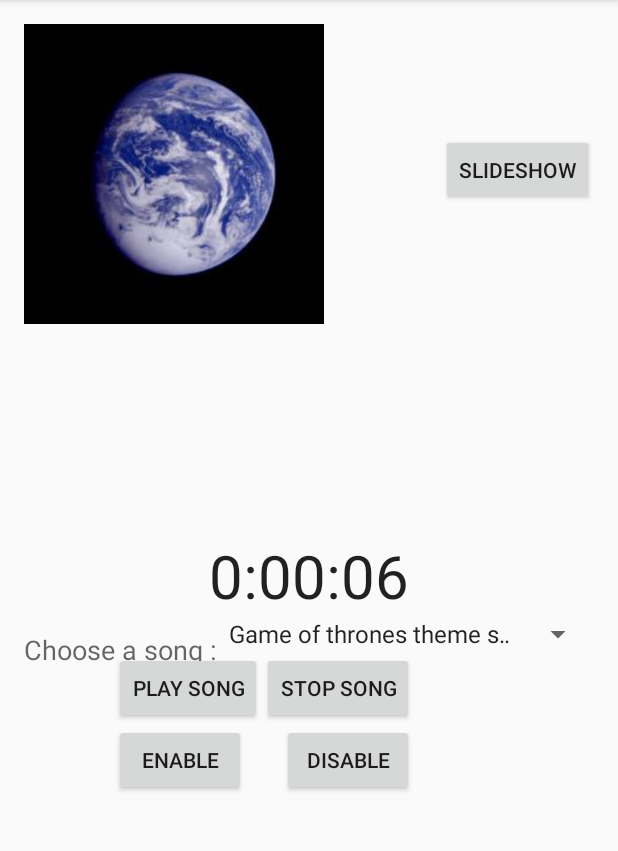
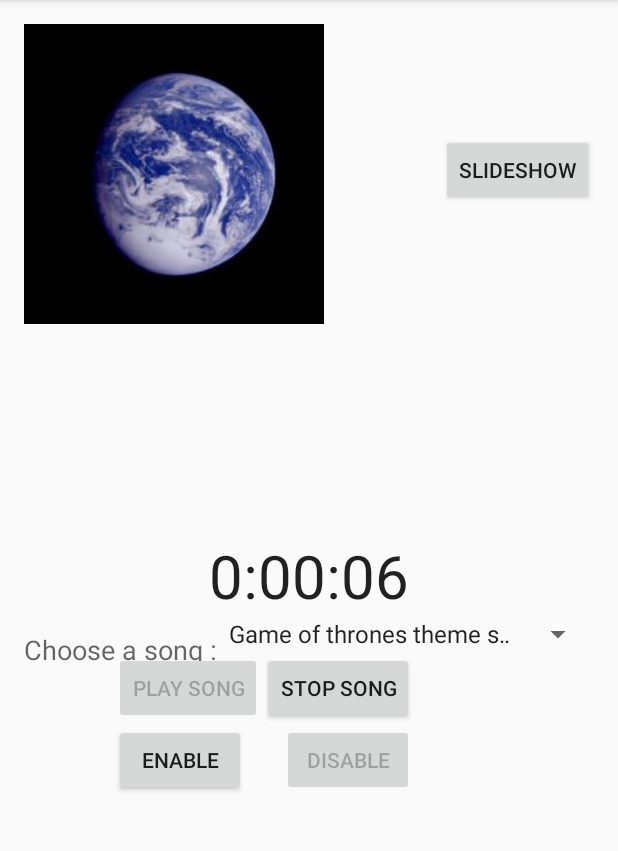
Before and after one commit to ravi97/Spider_Task3, an Android app: the screen it shows after launch (MainActivity), after a tap on "PLAY SONG", on a phone screen of 412 x 824 dp, the part 84-935 px from its top. Run offline under Robolectric (Android 15) with nearby library versions, the phone set to English and light mode, and no system bars; 2 other taps on this screen came first.

Commit message:
made the changes you told to do

```diff
--- a/SpiderTask3/app/src/main/java/com/example/ravikiran/spidertask3/MainActivity.java
+++ b/SpiderTask3/app/src/main/java/com/example/ravikiran/spidertask3/MainActivity.java
@@ -15,6 +15,7 @@ import android.text.StaticLayout;
 import android.util.Log;
 import android.view.View;
 import android.view.animation.Animation;
+import android.widget.Button;
 import android.widget.ImageView;
 import android.widget.Spinner;
 import android.widget.TextView;
@@ -26,15 +27,20 @@ public class MainActivity extends AppCompatActivity implements SensorEventListen
     ViewFlipper flip;
     Boolean slideShowRunning=false;
     int slideShowDuration=0;
+    Button slideShow;
 
     MediaPlayer play1,play2,play3;
     Spinner songSelect;
+    Button play;
+    Button stop;
+
 
     Boolean sensorEnabled=false;
-    Boolean sensorDetecting=false;
     SensorManager sm;
     Sensor s;
-   // String TAG="MyActivity";
+    Button enable;
+    Button disable;
+
 
     Handler h=new Handler(){
         @Override
@@ -51,13 +57,21 @@ public class MainActivity extends AppCompatActivity implements SensorEventListen
         super.onCreate(savedInstanceState);
         setContentView(R.layout.activity_main);
 
+        slideShow=(Button)findViewById(R.id.slide_show);
+
         play1=MediaPlayer.create(this,R.raw.got_theme);
         play2=MediaPlayer.create(this,R.raw.tdk_theme);
         play3=MediaPlayer.create(this,R.raw.potc_theme);
         songSelect=(Spinner)findViewById(R.id.spinner);
+        play=(Button)findViewById(R.id.play_song);
+        stop=(Button)findViewById(R.id.stop_song);
+        stop.setEnabled(false);
 
         sm=(SensorManager)getSystemService(SENSOR_SERVICE);
         s=sm.getDefaultSensor(Sensor.TYPE_PROXIMITY);
+        enable=(Button)findViewById(R.id.enable);
+        disable=(Button)findViewById(R.id.disable);
+        disable.setEnabled(false);
 
         timer();
     }
@@ -119,7 +133,7 @@ public class MainActivity extends AppCompatActivity implements SensorEventListen
                 int seconds = slideShowDuration % 60;
                 String time = String.format("%d:%02d:%02d", hours, minutes, seconds);
                 timeview.setText(time);
-                if ((slideShowRunning == true)&&(sensorEnabled==false)){
+                if (slideShowRunning == true){
                     slideShowDuration++;
                 }
                 handler.postDelayed(this, 1000);
@@ -128,10 +142,7 @@ public class MainActivity extends AppCompatActivity implements SensorEventListen
         });
     }
     public void playSong(View view){
-        if((play1.isPlaying()==true)||(play2.isPlaying()==true)||(play3.isPlaying()==true)){
-            Toast.makeText(MainActivity.this, "a song is already playing", Toast.LENGTH_SHORT).show();
-        }
-        else{
+
             if(songSelect.getSelectedItem().toString().equals("Game of thrones theme song")){
                 play1.start();
             }
@@ -141,15 +152,14 @@ public class MainActivity extends AppCompatActivity implements SensorEventListen
             else {
                 play3.start();
             }
-        }
+        play.setEnabled(false);
+        stop.setEnabled(true);
+
 
     }
     public void stopSong(View View){
 
-        if((play1.isPlaying()==false)&&(play2.isPlaying()==false)&&(play3.isPlaying()==false)){
-            Toast.makeText(MainActivity.this, "none of the songs are playing", Toast.LENGTH_SHORT).show();
-        }
-        else{
+
             if(play1.isPlaying()==true){
                 play1.pause();
             }
@@ -159,31 +169,38 @@ public class MainActivity extends AppCompatActivity implements SensorEventListen
             else{
                 play3.pause();
             }
-        }
+        play.setEnabled(true);
+        stop.setEnabled(false);
 
     }
 
     public void enableSensor(View view){
-        sensorEnabled=true;
+       // sensorEnabled=true;
         slideShowRunning=false;
         sm.registerListener(this,s,SensorManager.SENSOR_DELAY_NORMAL);
         flip=(ViewFlipper)findViewById(R.id.flipper);
         flip.stopFlipping();
         Toast.makeText(MainActivity.this, "sensor enabled", Toast.LENGTH_SHORT).show();
+        enable.setEnabled(false);
+        disable.setEnabled(true);
+        slideShow.setEnabled(false);
 
     }
 
     public void disableSensor(View view){
-        sensorEnabled=false;
+        //sensorEnabled=false;
         sm.unregisterListener(this);
         Toast.makeText(MainActivity.this, "sensor disabled", Toast.LENGTH_SHORT).show();
+        enable.setEnabled(true);
+        disable.setEnabled(false);
+        slideShow.setEnabled(true);
+
     }
 
 
     @Override
     public void onSensorChanged(SensorEvent event) {
         if(event.values[0]==0){
-            sensorDetecting=true;
             flip=(ViewFlipper)findViewById(R.id.flipper);
             flip.showNext();
         }
--- a/SpiderTask3/app/src/main/res/anim/slide_in_right.xml
+++ b/SpiderTask3/app/src/main/res/anim/slide_in_right.xml
@@ -5,6 +5,6 @@
     <translate
         android:fromXDelta="100%p"
         android:toXDelta="0"
-        android:duration="500" />
+        android:duration="0" />
 
 </set>
--- a/SpiderTask3/app/src/main/res/anim/slide_out_left.xml
+++ b/SpiderTask3/app/src/main/res/anim/slide_out_left.xml
@@ -5,6 +5,6 @@
     <translate
         android:fromXDelta="0"
         android:toXDelta="-100%p"
-        android:duration="500"/>
+        android:duration="0"/>
 
 </set>
--- a/SpiderTask3/app/src/main/res/layout/activity_main.xml
+++ b/SpiderTask3/app/src/main/res/layout/activity_main.xml
@@ -14,9 +14,9 @@
         android:layout_width="wrap_content"
         android:layout_height="wrap_content"
         android:duration="3000"
-
         android:inAnimation="@anim/slide_in_right"
-        android:outAnimation="@anim/slide_out_left">
+        android:outAnimation="@anim/slide_out_left"
+        >
 
         <ImageView
             android:layout_width="200dp"
@@ -62,7 +62,7 @@
         android:layout_height="wrap_content"
         android:text="SlideShow"
         android:onClick="startSlideShow"
-        android:id="@+id/button"
+        android:id="@+id/slide_show"
         android:layout_alignTop="@+id/flipper"
         android:layout_alignParentRight="true"
         android:layout_alignParentEnd="true"
```
